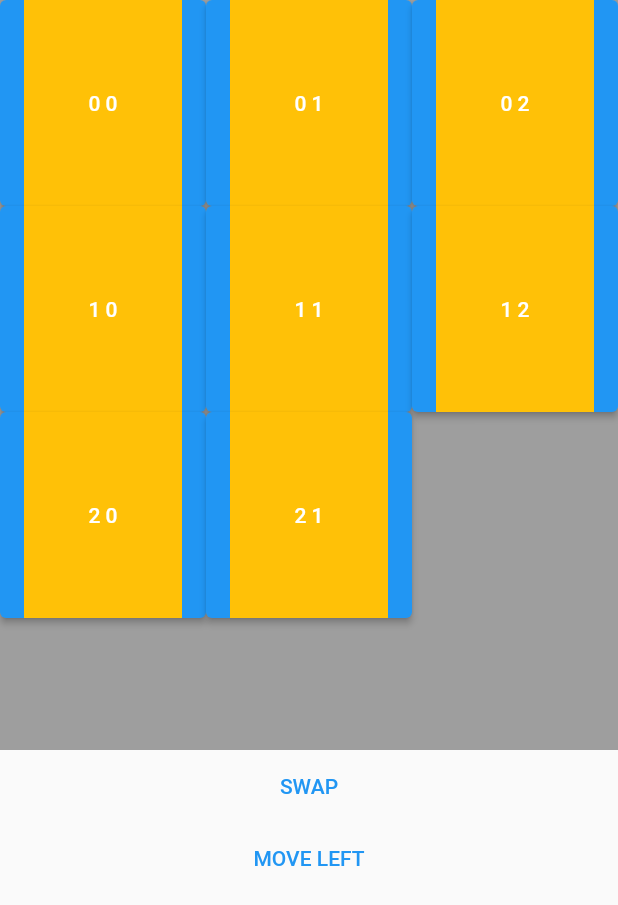
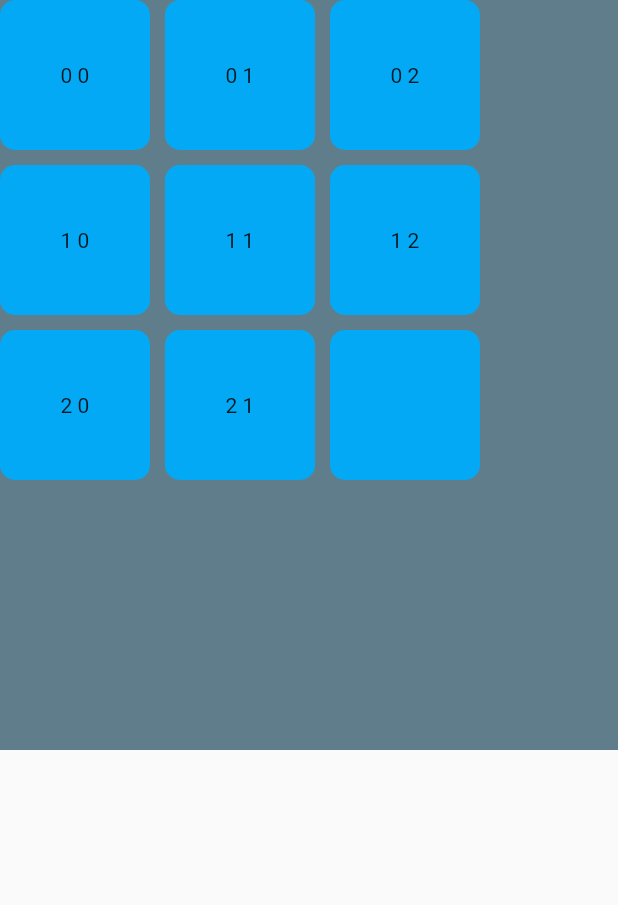
Before and after one commit to klien1/anime_slide_puzzle, a Flutter app: the screen it shows after launch, on a phone screen of 412 x 824 dp. Shown: the top 905 px of the screen. Run offline on Flutter 3.47's test engine with Material 2 defaults, Android fonts, the phone set to English and light mode, and no system bars.

Commit message:
converted puzzle to 2d list

```diff
--- a/lib/components/game_board.dart
+++ b/lib/components/game_board.dart
@@ -1,64 +1,42 @@
+import 'package:anime_slide_puzzle/components/game_board_tile.dart';
 import 'package:anime_slide_puzzle/models/puzzle_board.dart';
 import 'package:anime_slide_puzzle/models/puzzle_tile.dart';
 import 'package:flutter/material.dart';
 import 'package:provider/provider.dart';
 
 const int boardSize = 3;
+const double dimension = 100;
+const double padding = 10;
 
-class GameBoard extends StatelessWidget {
-  GameBoard({Key? key}) : super(key: key);
+class GameBoard extends StatefulWidget {
+  const GameBoard({Key? key}) : super(key: key);
 
-  // final puzzleBoard = PuzzleBoard(boardSize).puzzleBoard;
+  @override
+  State<GameBoard> createState() => _GameBoard();
+}
 
+class _GameBoard extends State<GameBoard> {
   @override
   Widget build(BuildContext context) {
     final PuzzleBoard puzzleBoardProvider = context.watch<PuzzleBoard>();
 
-    return Center(
+    return Container(
+      width: 500,
+      height: 500,
+      color: Colors.grey,
       child: Container(
-        color: Colors.grey,
-        height: 500,
-        width: 500,
-        child: GridView.count(
-          clipBehavior: Clip.none,
-          crossAxisCount: boardSize,
-          mainAxisSpacing: 0,
-          crossAxisSpacing: 0,
+        color: Colors.blueGrey,
+        child: Stack(
+          alignment: Alignment.center,
           children: [
-            for (PuzzleTile tile in puzzleBoardProvider.puzzleBoard)
-
-              // alignment
-              // x = x * (w/2) + w/2
-              // y = y * (h/2) + h/2
-              // AnimatedAlign(
-              //   alignment: Alignment(
-              //     tile.currentCoordinate.x.toDouble(),
-              //     tile.currentCoordinate.y.toDouble(),
-              //   ),
-              Container(
-                alignment: Alignment.bottomLeft,
-                child: ElevatedButton(
-                  onPressed: () =>
-                      context.read<PuzzleBoard>().moveLeft(tile.correctIndex),
-                  child: AnimatedSlide(
-                    offset: Offset(
-                      tile.currentCoordinate.x.toDouble(),
-                      tile.currentCoordinate.y.toDouble(),
-                    ),
-                    duration: const Duration(milliseconds: 500),
-                    child: Container(
-                      height: 150,
-                      width: 150,
-                      color: Colors.amber,
-                      child: Center(
-                        child: Text(
-                          tile.tileText,
-                        ),
-                      ),
-                    ),
-                  ),
-                ),
-              )
+            for (List<PuzzleTile> puzzleTileRow
+                in puzzleBoardProvider.puzzleBoard2d)
+              for (PuzzleTile tile in puzzleTileRow)
+                GameBoardTile(
+                  tile: tile,
+                  dimension: dimension,
+                  padding: padding,
+                )
           ],
         ),
       ),
--- /dev/null
+++ b/lib/components/game_board_tile.dart
@@ -0,0 +1,70 @@
+import 'package:anime_slide_puzzle/models/puzzle_tile.dart';
+import 'package:provider/provider.dart';
+import 'package:anime_slide_puzzle/models/puzzle_board.dart';
+import 'package:flutter/material.dart';
+
+class GameBoardTile extends StatefulWidget {
+  const GameBoardTile(
+      {Key? key,
+      required PuzzleTile tile,
+      required double dimension,
+      required double padding})
+      : _dimension = dimension,
+        _padding = padding,
+        _tile = tile,
+        super(key: key);
+
+  final PuzzleTile _tile;
+  final double _dimension;
+  final double _padding;
+
+  @override
+  State<GameBoardTile> createState() => _GameBoardTile();
+}
+
+class _GameBoardTile extends State<GameBoardTile> {
+  bool isHovered = false;
+
+  @override
+  Widget build(BuildContext context) {
+    return AnimatedPositioned(
+      left: (widget._dimension + widget._padding) *
+          widget._tile.currentCoordinate.y,
+      top: (widget._dimension + widget._padding) *
+          widget._tile.currentCoordinate.x,
+      duration: const Duration(milliseconds: 200),
+      child: MouseRegion(
+        onEnter: (e) {
+          setState(() {
+            isHovered = true;
+          });
+        },
+        onExit: (e) {
+          setState(() {
+            isHovered = false;
+          });
+        },
+        child: GestureDetector(
+          onTap: () {
+            final PuzzleBoard puzzleBoard = context.read<PuzzleBoard>();
+            // pass index for
+            puzzleBoard.move(widget._tile.correctCoordinate);
+            //context.read<PuzzleBoard>().moveRight(widget._tile.correctIndex);
+          },
+          child: AnimatedScale(
+            duration: const Duration(milliseconds: 200),
+            scale: isHovered ? .85 : 1,
+            child: Container(
+              width: widget._dimension,
+              height: widget._dimension,
+              decoration: BoxDecoration(
+                  borderRadius: BorderRadius.circular(10),
+                  color: Colors.lightBlue),
+              child: Center(child: Text(widget._tile.tileText)),
+            ),
+          ),
+        ),
+      ),
+    );
+  }
+}
--- a/lib/models/coordinate.dart
+++ b/lib/models/coordinate.dart
@@ -15,4 +15,12 @@ class Coordinate {
   int get y {
     return _y;
   }
+
+  set x(newX) {
+    x = newX;
+  }
+
+  set y(newY) {
+    y = newY;
+  }
 }
--- a/lib/models/puzzle_board.dart
+++ b/lib/models/puzzle_board.dart
@@ -5,48 +5,100 @@ import 'package:anime_slide_puzzle/models/puzzle_tile.dart';
 
 class PuzzleBoard extends ChangeNotifier {
   final int _size;
-  final List<PuzzleTile> _puzzleTiles = [];
+  // final List<PuzzleTile> _puzzleTiles = [];
+  late List<List<PuzzleTile>> _puzzleTiles2d;
 
   PuzzleBoard(this._size) {
-    final numTiles = _size * _size;
-    for (int i = 0; i < numTiles - 1; ++i) {
-      final Coordinate curCoordinate = Coordinate(x: i ~/ _size, y: i % _size);
+    // final numTiles = _size * _size;
+    // for (int i = 0; i < numTiles - 1; ++i) {
+    //   final Coordinate curCoordinate = Coordinate(x: i ~/ _size, y: i % _size);
 
-      _puzzleTiles.add(
-        PuzzleTile(
-            correctCoordinate: curCoordinate,
-            // currentCoordinate: curCoordinate,
-            currentCoordinate: Coordinate(x: 0, y: 0),
-            index: i,
-            isBlank: (numTiles - 1 == i) ? true : false),
-      );
-    }
+    //   _puzzleTiles.add(
+    //     PuzzleTile(
+    //         correctCoordinate: curCoordinate,
+    //         // currentCoordinate: curCoordinate,
+    //         currentCoordinate: curCoordinate,
+    //         index: i,
+    //         isBlank: (numTiles - 1 == i) ? true : false),
+    //   );
+    // }
+
+    _puzzleTiles2d = List.generate(
+      _size,
+      (row) => List.generate(
+        _size,
+        (col) => PuzzleTile(
+          correctCoordinate: Coordinate(x: row, y: col),
+          currentCoordinate: Coordinate(x: row, y: col),
+          index: 0,
+          isBlank: (row == _size - 1 && col == _size - 1) ? true : false,
+        ),
+      ),
+    );
   }
 
-  void swap(i, j) {
-    final PuzzleTile temp = _puzzleTiles[i];
-    _puzzleTiles[i] = _puzzleTiles[j];
-    _puzzleTiles[j] = temp;
-    notifyListeners();
+  void move(i) {
+    // check if empty
+
+    // notifyListeners();
   }
 
-  void moveLeft(i) {
-    final curX = _puzzleTiles[i].currentCoordinate.x;
-    final curY = _puzzleTiles[i].currentCoordinate.y;
-    _puzzleTiles[i].currentCoordinate = Coordinate(
-      x: curX + 1,
-      y: curY,
-    );
+  // void swap(i, j) {
+  //   final PuzzleTile temp = _puzzleTiles[i];
+  //   _puzzleTiles[i] = _puzzleTiles[j];
+  //   _puzzleTiles[j] = temp;
+  //   notifyListeners();
+  // }
 
-    print('$curX , $curY');
-    notifyListeners();
-  }
+  // void _moveLeft(i) {
+  //   final curPositionX = _puzzleTiles[i].currentCoordinate.x;
+  //   final curPositionY = _puzzleTiles[i].currentCoordinate.y;
+
+  //   _puzzleTiles[i].currentCoordinate = Coordinate(
+  //     x: curPositionX,
+  //     y: curPositionY - 1,
+  //   );
+  // }
+
+  // void _moveRight(i) {
+  //   final curPositionX = _puzzleTiles[i].currentCoordinate.x;
+  //   final curPositionY = _puzzleTiles[i].currentCoordinate.y;
+
+  //   _puzzleTiles[i].currentCoordinate = Coordinate(
+  //     x: curPositionX,
+  //     y: curPositionY + 1,
+  //   );
+  // }
+
+  // void _moveUp(i) {
+  //   final curPositionX = _puzzleTiles[i].currentCoordinate.x;
+  //   final curPositionY = _puzzleTiles[i].currentCoordinate.y;
+
+  //   _puzzleTiles[i].currentCoordinate = Coordinate(
+  //     x: curPositionX - 1,
+  //     y: curPositionY,
+  //   );
+  // }
+
+  // void _moveDown(i) {
+  //   final curPositionX = _puzzleTiles[i].currentCoordinate.x;
+  //   final curPositionY = _puzzleTiles[i].currentCoordinate.y;
+
+  //   _puzzleTiles[i].currentCoordinate = Coordinate(
+  //     x: curPositionX + 1,
+  //     y: curPositionY,
+  //   );
+  // }
 
   int get size {
     return _size;
   }
 
-  List<PuzzleTile> get puzzleBoard {
-    return _puzzleTiles;
+  // List<PuzzleTile> get puzzleBoard {
+  //   return _puzzleTiles;
+  // }
+
+  List<List<PuzzleTile>> get puzzleBoard2d {
+    return _puzzleTiles2d;
   }
 }
--- a/lib/models/puzzle_tile.dart
+++ b/lib/models/puzzle_tile.dart
@@ -4,7 +4,6 @@ class PuzzleTile {
   final bool _isBlank;
   final Coordinate _correctCoordinate;
   Coordinate _currentCoordinate;
-  final int _correctIndex;
 
   PuzzleTile({
     required Coordinate correctCoordinate,
@@ -13,13 +12,7 @@ class PuzzleTile {
     bool isBlank = false,
   })  : _correctCoordinate = correctCoordinate,
         _currentCoordinate = currentCoordinate,
-        _correctIndex = index,
         _isBlank = isBlank;
-
-  // correct index for the puzzle tile
-  int get correctIndex {
-    return _correctIndex;
-  }
 
   Coordinate get correctCoordinate {
     return _correctCoordinate;
@@ -36,4 +29,8 @@ class PuzzleTile {
   String get tileText {
     return _isBlank ? '' : '${_correctCoordinate.x} ${_correctCoordinate.y}';
   }
+
+  bool get isBlankTile {
+    return _isBlank;
+  }
 }
--- a/lib/screens/game_screen.dart
+++ b/lib/screens/game_screen.dart
@@ -17,19 +17,19 @@ class GameScreen extends StatelessWidget {
       body: SafeArea(
         child: Column(
           children: [
-            GameBoard(),
-            TextButton(
-              onPressed: () {
-                context.read<PuzzleBoard>().swap(0, 7);
-              },
-              child: Text('SWAP'),
-            ),
-            TextButton(
-              onPressed: () {
-                context.read<PuzzleBoard>().moveLeft(7);
-              },
-              child: Text('MOVE LEFT'),
-            )
+            const GameBoard(),
+            // TextButton(
+            //   onPressed: () {
+            //     context.read<PuzzleBoard>().swap(0, 7);
+            //   },
+            //   child: Text('SWAP'),
+            // ),
+            // TextButton(
+            //   onPressed: () {
+            //     context.read<PuzzleBoard>().moveLeft(7);
+            //   },
+            //   child: Text('MOVE LEFT'),
+            // )
           ],
         ),
       ),
```
